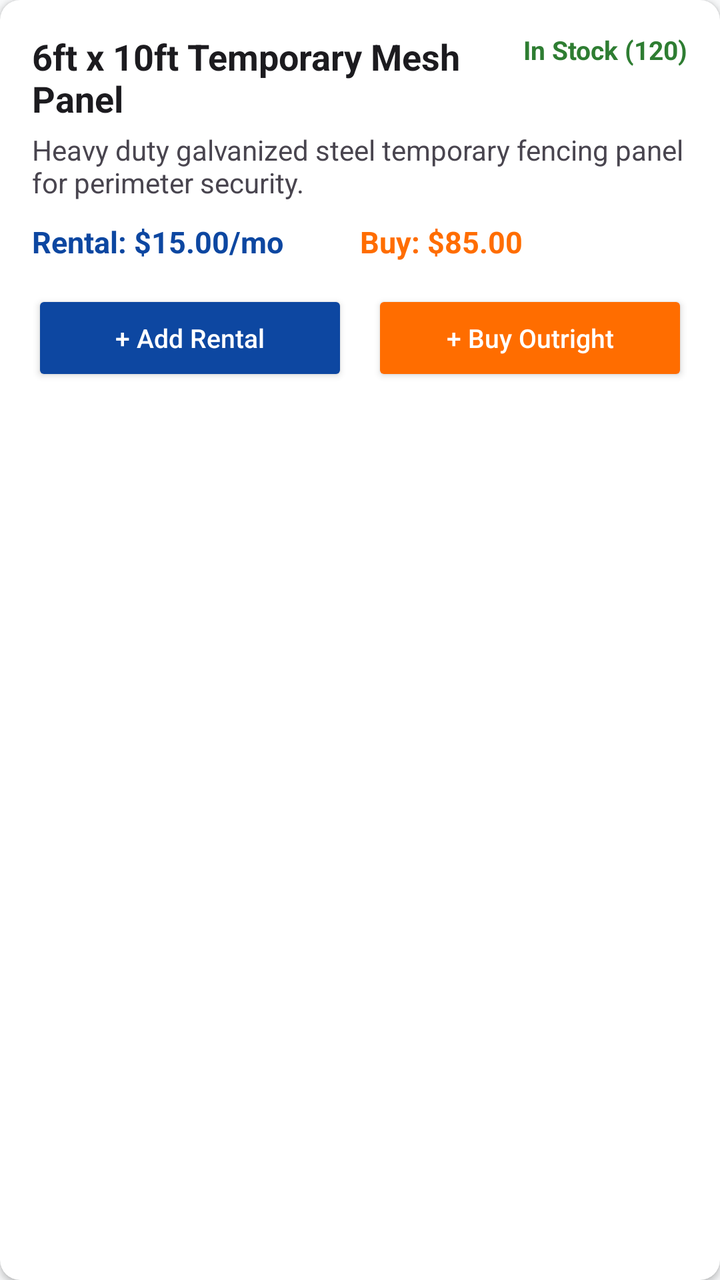
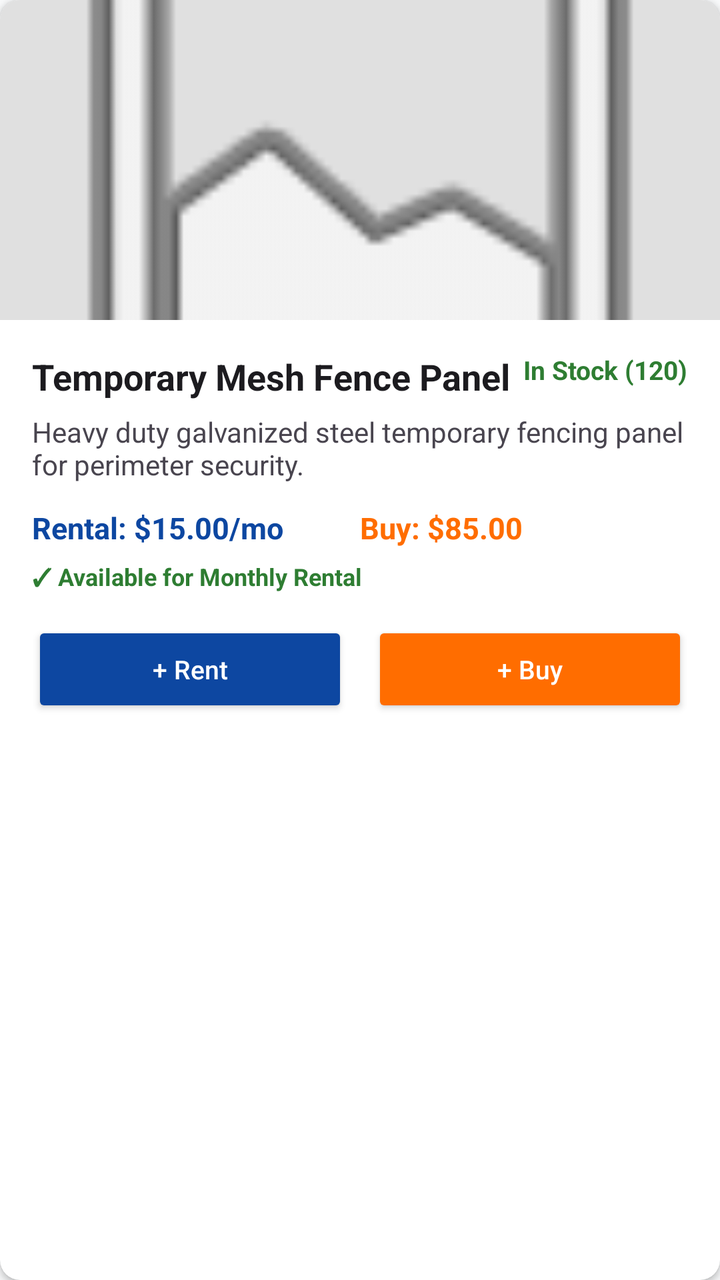

Compare the two renders of this Android layout. The source of the first and the diff that turns it into the second are given below.
<!-- AndroidManifest.xml: application theme Theme.SecureAFenceClient -->
<!-- res/layout/item_product_card.xml -->
<?xml version="1.0" encoding="utf-8"?>
<androidx.cardview.widget.CardView xmlns:android="http://schemas.android.com/apk/res/android"
    xmlns:app="http://schemas.android.com/apk/res-auto"
    android:layout_width="match_parent"
    android:layout_height="wrap_content"
    app:cardBackgroundColor="@color/white"
    app:cardCornerRadius="10dp"
    android:layout_marginBottom="12dp">

    <LinearLayout
        android:layout_width="match_parent"
        android:layout_height="wrap_content"
        android:orientation="vertical"
        android:padding="16dp">

        <RelativeLayout
            android:layout_width="match_parent"
            android:layout_height="wrap_content">

            <TextView
                android:id="@+id/tvProductName"
                android:layout_width="wrap_content"
                android:layout_height="wrap_content"
                android:text="6ft x 10ft Temporary Mesh Panel"
                android:textColor="@color/text_primary"
                android:textSize="18sp"
                android:textStyle="bold"
                android:layout_toStartOf="@id/tvStockBadge"
                android:layout_alignParentStart="true" />

            <TextView
                android:id="@+id/tvStockBadge"
                android:layout_width="wrap_content"
                android:layout_height="wrap_content"
                android:text="In Stock (120)"
                android:textColor="@color/status_green"
                android:textSize="13sp"
                android:textStyle="bold"
                android:layout_alignParentEnd="true" />
        </RelativeLayout>

        <TextView
            android:id="@+id/tvProductDescription"
            android:layout_width="wrap_content"
            android:layout_height="wrap_content"
            android:text="Heavy duty galvanized steel temporary fencing panel for perimeter security."
            android:textColor="@color/text_secondary"
            android:textSize="14sp"
            android:layout_marginTop="4dp" />

        <LinearLayout
            android:layout_width="match_parent"
            android:layout_height="wrap_content"
            android:orientation="horizontal"
            android:layout_marginTop="10dp">

            <TextView
                android:id="@+id/tvRentalPrice"
                android:layout_width="0dp"
                android:layout_height="wrap_content"
                android:layout_weight="1"
                android:text="Rental: $15.00/mo"
                android:textColor="@color/primary_blue"
                android:textSize="15sp"
                android:textStyle="bold" />

            <TextView
                android:id="@+id/tvSalePrice"
                android:layout_width="0dp"
                android:layout_height="wrap_content"
                android:layout_weight="1"
                android:text="Buy: $85.00"
                android:textColor="@color/accent_orange"
                android:textSize="15sp"
                android:textStyle="bold" />
        </LinearLayout>

        <LinearLayout
            android:layout_width="match_parent"
            android:layout_height="wrap_content"
            android:orientation="horizontal"
            android:layout_marginTop="14dp">

            <Button
                android:id="@+id/btnAddRental"
                android:layout_width="0dp"
                android:layout_height="wrap_content"
                android:layout_weight="1"
                android:text="+ Add Rental"
                android:textAllCaps="false"
                android:textSize="13sp"
                android:backgroundTint="@color/primary_blue"
                android:textColor="@color/white"
                android:layout_marginEnd="6dp" />

            <Button
                android:id="@+id/btnAddPurchase"
                android:layout_width="0dp"
                android:layout_height="wrap_content"
                android:layout_weight="1"
                android:text="+ Buy Outright"
                android:textAllCaps="false"
                android:textSize="13sp"
                android:backgroundTint="@color/accent_orange"
                android:textColor="@color/white"
                android:layout_marginStart="6dp" />
        </LinearLayout>

    </LinearLayout>
</androidx.cardview.widget.CardView>
<!-- resources referenced by this layout -->
<resources>
  <color name="accent_orange">#FF6D00</color>
  <color name="primary_blue">#0D47A1</color>
  <color name="status_green">#2E7D32</color>
  <color name="text_primary">#1C1B1F</color>
  <color name="text_secondary">#49454F</color>
  <color name="white">#FFFFFF</color>
  <style name="Theme.SecureAFenceClient" parent="Theme.Material3.DayNight.NoActionBar">
          <item name="colorPrimary">@color/primary_blue</item>
          <item name="colorSecondary">@color/accent_orange</item>
          <item name="colorOnPrimary">@color/white</item>
          <item name="colorOnSecondary">@color/white</item>
          <item name="android:windowBackground">@color/bg_light</item>
          <item name="android:textColorPrimary">@color/text_primary</item>
          <item name="android:textColorSecondary">@color/text_secondary</item>
          <item name="android:statusBarColor">@color/primary_blue</item>
      </style>
  <color name="bg_light">#F8F9FA</color>
</resources>

<!-- the commit's change to res/layout/item_product_card.xml (unified diff, before → after) -->
@@ -10,101 +10,128 @@
     <LinearLayout
         android:layout_width="match_parent"
         android:layout_height="wrap_content"
-        android:orientation="vertical"
-        android:padding="16dp">
+        android:orientation="vertical">
 
-        <RelativeLayout
+        
+        <ImageView
+            android:id="@+id/ivProductImage"
             android:layout_width="match_parent"
-            android:layout_height="wrap_content">
-
-            <TextView
-                android:id="@+id/tvProductName"
-                android:layout_width="wrap_content"
-                android:layout_height="wrap_content"
-                android:text="6ft x 10ft Temporary Mesh Panel"
-                android:textColor="@color/text_primary"
-                android:textSize="18sp"
-                android:textStyle="bold"
-                android:layout_toStartOf="@id/tvStockBadge"
-                android:layout_alignParentStart="true" />
-
-            <TextView
-                android:id="@+id/tvStockBadge"
-                android:layout_width="wrap_content"
-                android:layout_height="wrap_content"
-                android:text="In Stock (120)"
-                android:textColor="@color/status_green"
-                android:textSize="13sp"
-                android:textStyle="bold"
-                android:layout_alignParentEnd="true" />
-        </RelativeLayout>
-
-        <TextView
-            android:id="@+id/tvProductDescription"
-            android:layout_width="wrap_content"
-            android:layout_height="wrap_content"
-            android:text="Heavy duty galvanized steel temporary fencing panel for perimeter security."
-            android:textColor="@color/text_secondary"
-            android:textSize="14sp"
-            android:layout_marginTop="4dp" />
+            android:layout_height="160dp"
+            android:scaleType="centerCrop"
+            android:background="#E0E0E0"
+            android:src="@android:drawable/ic_menu_gallery" />
 
         <LinearLayout
             android:layout_width="match_parent"
             android:layout_height="wrap_content"
-            android:orientation="horizontal"
-            android:layout_marginTop="10dp">
+            android:orientation="vertical"
+            android:padding="16dp">
+
+            <RelativeLayout
+                android:layout_width="match_parent"
+                android:layout_height="wrap_content">
+
+                <TextView
+                    android:id="@+id/tvProductName"
+                    android:layout_width="wrap_content"
+                    android:layout_height="wrap_content"
+                    android:text="Temporary Mesh Fence Panel"
+                    android:textColor="@color/text_primary"
+                    android:textSize="18sp"
+                    android:textStyle="bold"
+                    android:layout_toStartOf="@id/tvStockBadge"
+                    android:layout_alignParentStart="true" />
+
+                <TextView
+                    android:id="@+id/tvStockBadge"
+                    android:layout_width="wrap_content"
+                    android:layout_height="wrap_content"
+                    android:text="In Stock (120)"
+                    android:textColor="@color/status_green"
+                    android:textSize="13sp"
+                    android:textStyle="bold"
+                    android:layout_alignParentEnd="true" />
+            </RelativeLayout>
 
             <TextView
-                android:id="@+id/tvRentalPrice"
-                android:layout_width="0dp"
+                android:id="@+id/tvProductDescription"
+                android:layout_width="wrap_content"
                 android:layout_height="wrap_content"
-                android:layout_weight="1"
-                android:text="Rental: $15.00/mo"
-                android:textColor="@color/primary_blue"
-                android:textSize="15sp"
-                android:textStyle="bold" />
+                android:text="Heavy duty galvanized steel temporary fencing panel for perimeter security."
+                android:textColor="@color/text_secondary"
+                android:textSize="14sp"
+                android:layout_marginTop="6dp" />
+
+            
+            <LinearLayout
+                android:layout_width="match_parent"
+                android:layout_height="wrap_content"
+                android:orientation="horizontal"
+                android:layout_marginTop="12dp">
+
+                <TextView
+                    android:id="@+id/tvRentalPrice"
+                    android:layout_width="0dp"
+                    android:layout_height="wrap_content"
+                    android:layout_weight="1"
+                    android:text="Rental: $15.00/mo"
+                    android:textColor="@color/primary_blue"
+                    android:textSize="15sp"
+                    android:textStyle="bold" />
+
+                <TextView
+                    android:id="@+id/tvSalePrice"
+                    android:layout_width="0dp"
+                    android:layout_height="wrap_content"
+                    android:layout_weight="1"
+                    android:text="Buy: $85.00"
+                    android:textColor="@color/accent_orange"
+                    android:textSize="15sp"
+                    android:textStyle="bold" />
+            </LinearLayout>
 
             <TextView
-                android:id="@+id/tvSalePrice"
-                android:layout_width="0dp"
+                android:id="@+id/tvRentalAvailability"
+                android:layout_width="wrap_content"
                 android:layout_height="wrap_content"
-                android:layout_weight="1"
-                android:text="Buy: $85.00"
-                android:textColor="@color/accent_orange"
-                android:textSize="15sp"
-                android:textStyle="bold" />
+                android:text="✓ Available for Monthly Rental"
+                android:textColor="@color/status_green"
+                android:textSize="12sp"
+                android:textStyle="bold"
+                android:layout_marginTop="6dp" />
+
+            
+            <LinearLayout
+                android:layout_width="match_parent"
+                android:layout_height="wrap_content"
+                android:orientation="horizontal"
+                android:layout_marginTop="14dp">
+
+                <Button
+                    android:id="@+id/btnAddRental"
+                    android:layout_width="0dp"
+                    android:layout_height="wrap_content"
+                    android:layout_weight="1"
+                    android:text="+ Rent"
+                    android:textAllCaps="false"
+                    android:textSize="13sp"
+                    android:backgroundTint="@color/primary_blue"
+                    android:textColor="@color/white"
+                    android:layout_marginEnd="6dp" />
+
+                <Button
+                    android:id="@+id/btnAddPurchase"
+                    android:layout_width="0dp"
+                    android:layout_height="wrap_content"
+                    android:layout_weight="1"
+                    android:text="+ Buy"
+                    android:textAllCaps="false"
+                    android:textSize="13sp"
+                    android:backgroundTint="@color/accent_orange"
+                    android:textColor="@color/white"
+                    android:layout_marginStart="6dp" />
+            </LinearLayout>
+
         </LinearLayout>
-
-        <LinearLayout
-            android:layout_width="match_parent"
-            android:layout_height="wrap_content"
-            android:orientation="horizontal"
-            android:layout_marginTop="14dp">
-
-            <Button
-                android:id="@+id/btnAddRental"
-                android:layout_width="0dp"
-                android:layout_height="wrap_content"
-                android:layout_weight="1"
-                android:text="+ Add Rental"
-                android:textAllCaps="false"
-                android:textSize="13sp"
-                android:backgroundTint="@color/primary_blue"
-                android:textColor="@color/white"
-                android:layout_marginEnd="6dp" />
-
-            <Button
-                android:id="@+id/btnAddPurchase"
-                android:layout_width="0dp"
-                android:layout_height="wrap_content"
-                android:layout_weight="1"
-                android:text="+ Buy Outright"
-                android:textAllCaps="false"
-                android:textSize="13sp"
-                android:backgroundTint="@color/accent_orange"
-                android:textColor="@color/white"
-                android:layout_marginStart="6dp" />
-        </LinearLayout>
-
     </LinearLayout>
 </androidx.cardview.widget.CardView>
